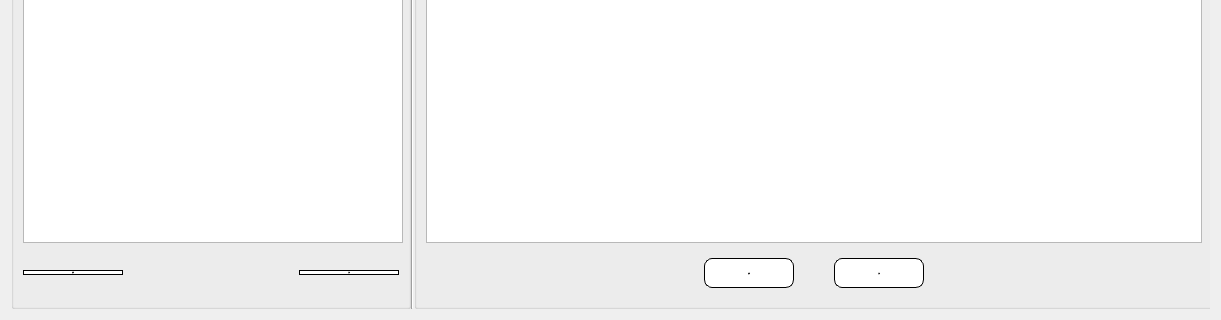
Qt form src/AdbClient/StageManagerSetting/LayerCostSetting.ui (roger0816/Adb) before a commit; both pictures show x 0 to 1221 and y 162 to 482 of the 1221 by 482 pixel window.
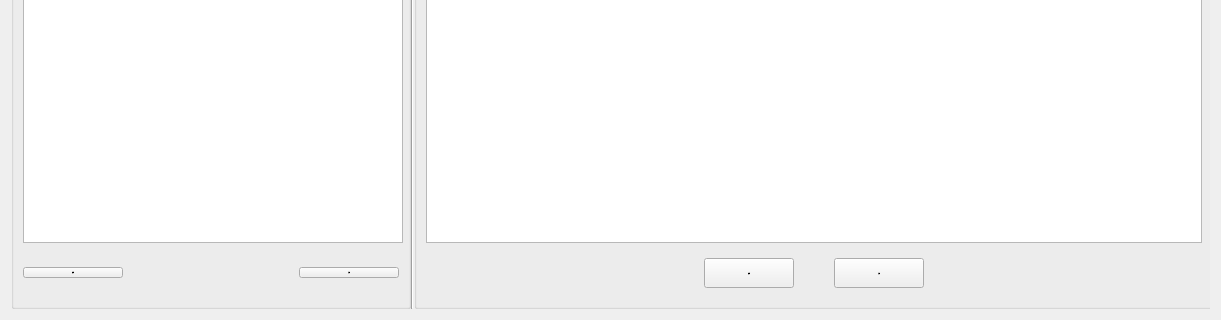
The same form after that commit.

Patch:
```diff
--- a/src/AdbClient/StageManagerSetting/LayerCostSetting.ui
+++ b/src/AdbClient/StageManagerSetting/LayerCostSetting.ui
@@ -88,33 +88,7 @@
             </size>
            </property>
            <property name="styleSheet">
-            <string notr="true">
-QPushButton{
-font: 20px &quot;Microsoft JhengHei UI&quot;;
-
-
-}
-
-QPushButton{background-color: rgb(255, 255, 255);
-border-radius:8px;
-color: rgb(41,41,41);
-border: 1px solid #000000; }
-
-
-QPushButton:hover 
-{ 
-background-color: #55aaff; 
-border-style: outset; 
-border-width: 2px; 
-font: 700 18px &quot;Microsoft JhengHei UI&quot;; 
-}
-QPushButton:pressed { 
-border-style: outset; 
-border-width: 0px; 
-font: 700 24px &quot;Microsoft JhengHei UI&quot;; 
-color:rgb(241,241,241);
-background-color:#3c78b4;
-}</string>
+            <string notr="true"/>
            </property>
            <layout class="QGridLayout" name="gridLayout_6">
             <property name="leftMargin">
@@ -383,32 +357,7 @@
             </size>
            </property>
            <property name="styleSheet">
-            <string notr="true">
-QPushButton{
-font: 20px &quot;Microsoft JhengHei UI&quot;;
-
-}
-
-QPushButton{background-color: rgb(255, 255, 255);
-border-radius:8px;
-color: rgb(41,41,41);
-border: 1px solid #000000; }
-
-
-QPushButton:hover 
-{ 
-background-color: #55aaff; 
-border-style: outset; 
-border-width: 2px; 
-font: 700 18px &quot;Microsoft JhengHei UI&quot;; 
-}
-QPushButton:pressed { 
-border-style: outset; 
-border-width: 0px; 
-font: 700 24px &quot;Microsoft JhengHei UI&quot;; 
-color:rgb(241,241,241);
-background-color:#3c78b4;
-}</string>
+            <string notr="true"/>
            </property>
            <layout class="QGridLayout" name="gridLayout_5">
             <property name="horizontalSpacing">
```
